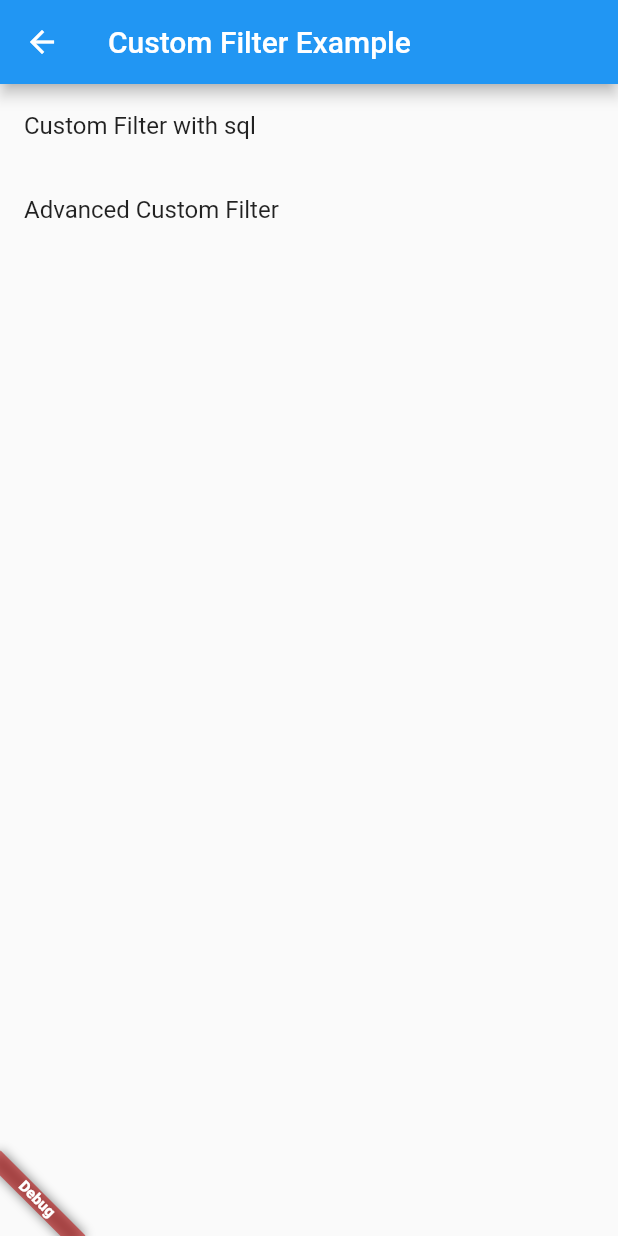
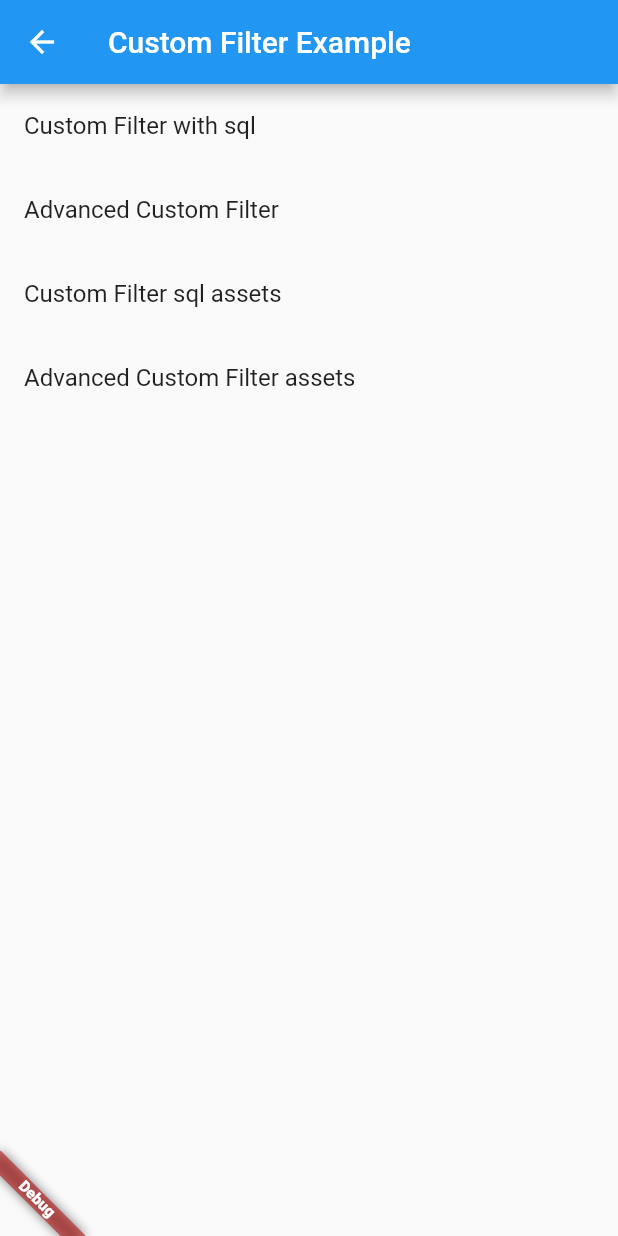
Before and after one commit to fluttercandies/flutter_photo_manager, a Flutter app: the CustomFilterExamplePage screen opened directly, on a phone screen of 412 x 824 dp. Run offline on Flutter 3.47's test engine with Material 2 defaults, Android fonts, the phone set to English and light mode, and no system bars; drawn by our look-alikes of oktoast; our stand-ins replace video_player.

Commit message:
📝 Add example

```diff
--- a/example/lib/page/custom_filter_example_page.dart
+++ b/example/lib/page/custom_filter_example_page.dart
@@ -4,6 +4,7 @@ import 'package:photo_manager_example/page/custom_filter/path_list.dart';
 
 import 'custom_filter/advance_filter_page.dart';
 import 'custom_filter/custom_filter_sql_page.dart';
+import 'custom_filter/filter_assets_page.dart';
 
 class CustomFilterExamplePage extends StatelessWidget {
   const CustomFilterExamplePage({Key? key}) : super(key: key);
@@ -43,6 +44,22 @@ class CustomFilterExamplePage extends StatelessWidget {
                 },
               ),
             ),
+            buildItem(
+              'Custom Filter sql assets',
+              CustomFilterSqlPage(
+                builder: (BuildContext context, CustomFilter filter) {
+                  return FilterAssetsContent(filter: filter);
+                },
+              ),
+            ),
+            buildItem(
+              'Advanced Custom Filter assets',
+              AdvancedCustomFilterPage(
+                builder: (BuildContext context, CustomFilter filter) {
+                  return FilterAssetsContent(filter: filter);
+                },
+              ),
+            ),
           ],
         ),
       ),
--- a/lib/src/managers/photo_manager.dart
+++ b/lib/src/managers/photo_manager.dart
@@ -163,7 +163,7 @@ class PhotoManager {
   }
 
   /// Get the asset list with range.
-  static Future<List<AssetEntity>> getAssetListWithRange({
+  static Future<List<AssetEntity>> getAssetListRange({
     required int start,
     required int end,
     BaseFilter? filterOption,
```
Also changed, not shown: example/lib/page/custom_filter/filter_assets_page.dart (added, +38 -0 lines), example/lib/page/custom_filter/image_list.dart (added, +30 -0 lines), example/lib/page/custom_filter/path_page.dart (+2 -18 lines).
